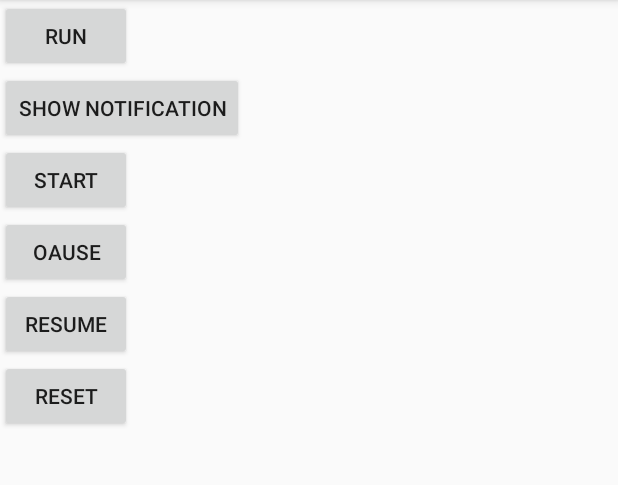
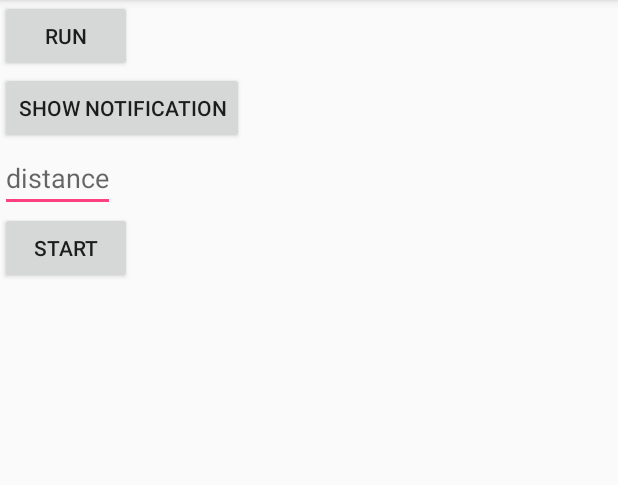
Before and after one commit to borbuevbeksultan/AWalkingInTheCloud, an Android app: the screen it shows after launch (MainActivity), after a tap on "START", on a phone screen of 412 x 824 dp, the part 84-569 px from its top. Run offline under Robolectric (Android 15) with nearby library versions, the phone set to English and light mode, and no system bars; 3 statements that could not run were skipped.

Commit message:
[+] UI check. Check mock service. Все работает нормально, только при включенной Activity

```diff
--- a/app/src/main/java/kg/iceknight/grazygo/MainActivity.java
+++ b/app/src/main/java/kg/iceknight/grazygo/MainActivity.java
@@ -8,95 +8,105 @@ import android.os.Bundle;
 import android.os.IBinder;
 import android.support.annotation.RequiresApi;
 import android.support.v7.app.AppCompatActivity;
+import android.util.Log;
 import android.view.View;
 import android.widget.Button;
+import android.widget.EditText;
 
 import kg.iceknight.grazygo.background.service.MockingService;
 import kg.iceknight.grazygo.background.service.helper.ServiceBinder;
 import kg.iceknight.grazygo.handler.MainButtonHandler;
 import kg.iceknight.grazygo.handler.NotificationButtonHandler;
+import kg.iceknight.grazygo.service.MockHelperService;
 import kg.iceknight.grazygo.service.NotificationService;
 
 import static kg.iceknight.grazygo.common.Constants.EXIT_REQUEST_CODE;
+import static kg.iceknight.grazygo.common.Constants.LOG_TAG;
 import static kg.iceknight.grazygo.common.Constants.NOTIFICATION_ID;
 
 public class MainActivity extends AppCompatActivity {
 
-    private Button mainButton;
-    private Button notificationButton;
     private NotificationService notificationService;
-    private Intent intent;
     private MockingService mockingService;
     private ServiceConnection serviceConnection;
+    private MockHelperService mockHelperService;
+    private boolean isServiceBound;
+    private EditText editText;
+    private double distance;
 
     @Override
-    protected void onDestroy() {
-        super.onDestroy();
-        unbindService(serviceConnection);
-    }
-
-    @Override
-
     protected void onCreate(Bundle savedInstanceState) {
         super.onCreate(savedInstanceState);
         setContentView(R.layout.activity_main);
         initializeUI();
     }
 
+    @Override
+    protected void onDestroy() {
+        super.onDestroy();
+        isServiceBound = false;
+        unbindService(serviceConnection);
+        Log.d(LOG_TAG, "onDestroy");
+    }
+
     private void initializeUI() {
-        mainButton = findViewById(R.id.mainButton);
+        Button mainButton = findViewById(R.id.mainButton);
         mainButton.setOnClickListener(new MainButtonHandler(this));
-        notificationButton = findViewById(R.id.notificationButton);
+
+        Button notificationButton = findViewById(R.id.notificationButton);
         this.notificationService = new NotificationService(this);
         notificationButton.setOnClickListener(new NotificationButtonHandler(this, notificationService));
-        intent = new Intent(this, MockingService.class);
+
+        editText = findViewById(R.id.distance);
+
         serviceConnection = new ServiceConnection() {
             @Override
             public void onServiceConnected(ComponentName componentName, IBinder iBinder) {
                 mockingService = (MockingService) ((ServiceBinder) iBinder).getService();
+                isServiceBound = true;
+                Log.d(LOG_TAG, "onServiceConnected");
             }
 
             @Override
-            public void onServiceDisconnected(ComponentName componentName) { }
+            public void onServiceDisconnected(ComponentName componentName) {
+                isServiceBound = false;
+                Log.d(LOG_TAG, "onServiceDisconnected");
+            }
+
         };
+
+        Intent intent = new Intent(this, MockingService.class);
+        bindService(intent, serviceConnection, BIND_AUTO_CREATE);
 
     }
 
     @RequiresApi(api = Build.VERSION_CODES.JELLY_BEAN)
     @Override
     protected void onActivityResult(int requestCode, int resultCode, Intent data) {
+        Log.d(LOG_TAG, "Main activity: onActivityResult. RequestData = " + requestCode  + "; resultCode = " + resultCode);
         if (requestCode == EXIT_REQUEST_CODE) {
-            closeApplication();
+            notificationService.cancelNotification(NOTIFICATION_ID);
+            finish();
             return;
         }
+
         super.onActivityResult(requestCode, resultCode, data);
         notificationService.config(requestCode).showNotification();
+        if (isServiceBound) { mockHelperService.processRequest(requestCode); }
     }
 
-    public void closeApplication() {
-        notificationService.cancelNotification(NOTIFICATION_ID);
-        System.exit(0);
-    }
+    public void start(View view) {
+        Log.d(LOG_TAG, "start");
+        if ((this.mockHelperService == null) && (mockingService != null)) {
+            this.mockHelperService = new MockHelperService(mockingService);
+            Log.d(LOG_TAG, "mockHelperService initialized");
+        }
 
-    public void startService(View view) {
-        bindService(intent, serviceConnection, BIND_AUTO_CREATE);
-    }
-
-    public void resumeService(View view) {
-        if (null != mockingService) {
-            mockingService.resume();
+        if (isServiceBound) {
+            Log.d(LOG_TAG, "Param setting");
+            distance = Double.parseDouble(editText.getText().toString());
+            mockingService.setParam(distance);
         }
     }
 
-    public void pauseService(View view) {
-        if (null != mockingService) {
-            mockingService.pause();
-        }
-    }
-
-    public void resetService(View view) {
-        if (null != mockingService) {
-            mockingService.reset();
-        }
-    }
 }
--- a/app/src/main/java/kg/iceknight/grazygo/common/Constants.java
+++ b/app/src/main/java/kg/iceknight/grazygo/common/Constants.java
@@ -1,6 +1,7 @@
 package kg.iceknight.grazygo.common;
 
 public class Constants {
+    public static final String LOG_TAG = "GRAZY_GO";
     public static final int NOTIFICATION_ID = 77;
     public static final int PLAY_REQUEST_CODE = 43;
     public static final int PAUSE_REQUEST_CODE = 44;
--- a/app/src/main/java/kg/iceknight/grazygo/handler/MainButtonHandler.java
+++ b/app/src/main/java/kg/iceknight/grazygo/handler/MainButtonHandler.java
@@ -16,7 +16,6 @@ public class MainButtonHandler implements View.OnClickListener {
 
     @Override
     public void onClick(View view) {
-        Intent intent = new Intent(context, MockService.class);
-        context.startService(intent);
+        //run mock
     }
 }
--- a/app/src/main/java/kg/iceknight/grazygo/service/NotificationService.java
+++ b/app/src/main/java/kg/iceknight/grazygo/service/NotificationService.java
@@ -76,6 +76,7 @@ public class NotificationService {
     public NotificationService config(int requestCode) {
 
         if (requestCode == PLAY_REQUEST_CODE) {
+
             this.requestCode = PAUSE_REQUEST_CODE;
             this.controlIcon = R.drawable.ic_pause_white_24dp;
             this.infoText = "Pause";
--- a/app/src/main/res/layout/activity_main.xml
+++ b/app/src/main/res/layout/activity_main.xml
@@ -17,29 +17,17 @@
         android:layout_width="wrap_content"
         android:layout_height="wrap_content"
         android:text="Show notification" />
-    <Button
-        android:text="start"
+    <EditText
         android:layout_width="wrap_content"
         android:layout_height="wrap_content"
-        android:onClick="startService"
+        android:hint="distance"
+        android:id="@+id/distance"
+        android:inputType="numberDecimal"
         />
     <Button
-        android:text="oause"
         android:layout_width="wrap_content"
         android:layout_height="wrap_content"
-        android:onClick="pauseService"
-        />
-    <Button
-        android:text="resume"
-        android:layout_width="wrap_content"
-        android:layout_height="wrap_content"
-        android:onClick="resumeService"
-        />
-    <Button
-        android:text="reset"
-        android:layout_width="wrap_content"
-        android:layout_height="wrap_content"
-        android:onClick="resetService"
-        />
+        android:text="start"
+        android:onClick="start"/>
 
 </LinearLayout>
```
Also changed, not shown: app/src/main/java/kg/iceknight/grazygo/background/service/MockingService.java (+17 -11 lines), app/src/main/java/kg/iceknight/grazygo/service/MockHelperService.java (added, +34 -0 lines).
